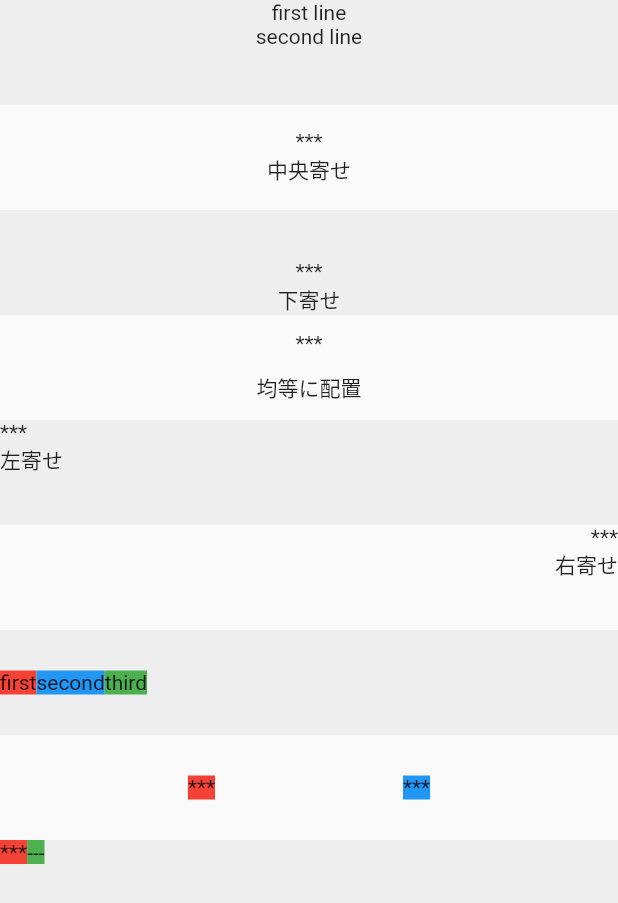
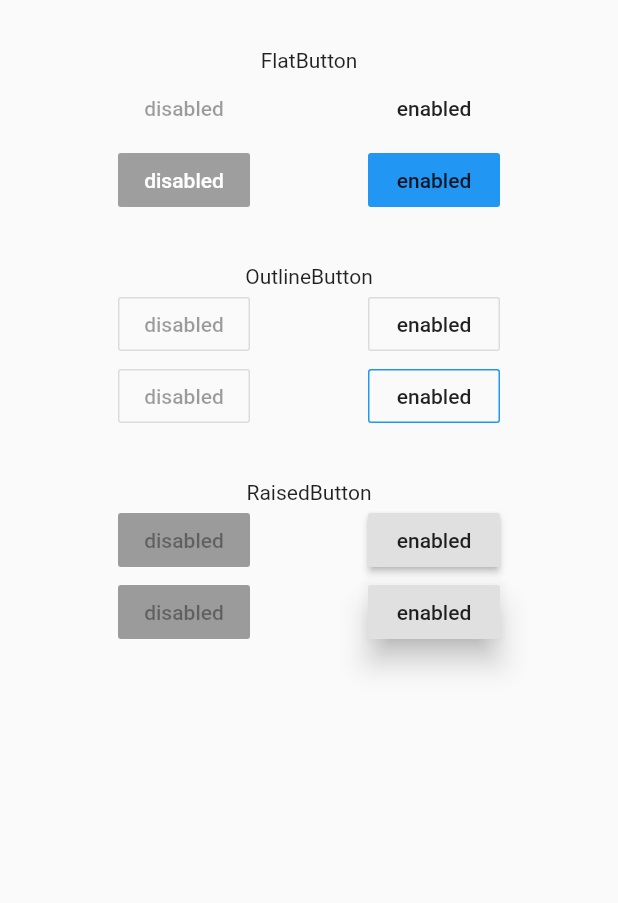
Before and after one commit to yushi1999/FlutterTest, a Flutter app: the screen it shows after launch, on a phone screen of 412 x 824 dp. Shown: the top 903 px of the screen. Run offline on Flutter 3.47's test engine with Material 2 defaults, Android fonts, the phone set to English and light mode, and no system bars.

Commit message:
button処理１

```diff
--- a/myapp/lib/main.dart
+++ b/myapp/lib/main.dart
@@ -9,122 +9,111 @@
   @override
   Widget build(BuildContext context) {
     return MaterialApp(
-        title: 'Flutter Demo',
-        theme: ThemeData(primarySwatch: Colors.blue),
-        home: Scaffold(
-            body: Column(
+      title: "Button Demo",
+      theme: ThemeData(primarySwatch: Colors.blue),
+      home: Scaffold(
+        body: Column(
           children: <Widget>[
             Container(
-                width: double.infinity,
-                height: 70,
-                color: Colors.grey[200],
-                child: Column(
-                  children: <Widget>[
-                    Text('first line'),
-                    Text('second line'),
-                  ],
-                )),
-            Container(
-                width: double.infinity,
-                height: 70,
-                child: Column(
-                  mainAxisAlignment: MainAxisAlignment.center,
-                  children: <Widget>[
-                    Text('***'),
-                    Text('中央寄せ'),
-                  ],
-                )),
-            Container(
-              width: double.infinity,
-              height: 70,
-              color: Colors.grey[200],
-              child: Column(
-                mainAxisAlignment: MainAxisAlignment.end,
+              padding: EdgeInsets.only(top: 32),
+              child: Text("FlatButton"),
+            ),
+            Row(
+                mainAxisAlignment: MainAxisAlignment.spaceEvenly,
                 children: <Widget>[
-                  Text("***"),
-                  Text('下寄せ'),
-                ],
-              ),
+                  FlatButton(
+                    onPressed: null,
+                    child: Text("disabled"),
+                  ),
+                  FlatButton(
+                    onPressed: () {},
+                    child: Text("enabled"),
+                  ),
+                ]),
+            Row(
+              mainAxisAlignment: MainAxisAlignment.spaceEvenly,
+              children: <Widget>[
+                FlatButton(
+                  disabledColor: Colors.grey,
+                  disabledTextColor: Colors.white,
+                  onPressed: null,
+                  child: Text("disabled"),
+                ),
+                FlatButton(
+                  color: Colors.blue,
+                  onPressed: () {},
+                  child: Text("enabled"),
+                ),
+              ],
             ),
             Container(
-                width: double.infinity,
-                height: 70,
-                child: Column(
-                  mainAxisAlignment: MainAxisAlignment.spaceEvenly,
-                  children: <Widget>[
-                    Text('***'),
-                    Text('均等に配置'),
-                    //aaa
-                  ],
-                )),
-            Container(
-                width: double.infinity,
-                height: 70,
-                color: Colors.grey[200],
-                child: Column(
-                  crossAxisAlignment: CrossAxisAlignment.start,
-                  children: <Widget>[
-                    Text("***"),
-                    Text("左寄せ"),
-                  ],
-                )),
-            Container(
-              width: double.infinity,
-              height: 70,
-              child: Column(
-                crossAxisAlignment: CrossAxisAlignment.end,
-                children: <Widget>[
-                  Text("***"),
-                  Text("右寄せ"),
-                ],
-              ),
+              padding: EdgeInsets.only(top: 32),
+              child: Text("OutlineButton"),
+            ),
+            Row(
+              mainAxisAlignment: MainAxisAlignment.spaceEvenly,
+              children: <Widget>[
+                OutlineButton(
+                  onPressed: null,
+                  child: Text("disabled"),
+                ),
+                OutlineButton(
+                  onPressed: () {},
+                  child: Text("enabled"),
+                ),
+              ],
+            ),
+            Row(
+              mainAxisAlignment: MainAxisAlignment.spaceEvenly,
+              children: <Widget>[
+                OutlineButton(
+                  onPressed: null,
+                  disabledBorderColor: Colors.red,
+                  child: Text("disabled"),
+                ),
+                OutlineButton(
+                  onPressed: () {},
+                  borderSide: BorderSide(color: Colors.blue),
+                  child: Text("enabled"),
+                ),
+              ],
             ),
             Container(
-              width: double.infinity,
-              height: 70,
-              color: Colors.grey[200],
-              child: Row(
-                //横に並べる
-                children: <Widget>[
-                  Container(color: Colors.red, child: Text("first")),
-                  Container(color: Colors.blue, child: Text("second")),
-                  Container(color: Colors.green, child: Text("third")),
-                ],
-              ),
+              padding: EdgeInsets.only(top: 32),
+              child: Text("RaisedButton"),
             ),
-            Container(
-              width: double.infinity,
-              height: 70,
-              child: Row(
-                //中央寄せ
-                //mainAxisAlignment: MainAxisAlignment.center,
-                //右寄せ
-                //mainAxisAlignment: MainAxisAlignment.end,
-                //均等配置
-                mainAxisAlignment: MainAxisAlignment.spaceEvenly,
-                children: <Widget>[
-                  Container(color: Colors.red, child: Text("***")),
-                  Container(color: Colors.blue, child: Text("***")),
-                ],
-              ),
+            Row(
+              mainAxisAlignment: MainAxisAlignment.spaceEvenly,
+              children: <Widget>[
+                RaisedButton(
+                  onPressed: null,
+                  child: Text("disabled"),
+                ),
+                RaisedButton(
+                  onPressed: () {},
+                  child: Text("enabled"),
+                ),
+              ],
             ),
-            Container(
-              width: double.infinity,
-              height: 70,
-              color: Colors.grey[200],
-              child: Row(
-                //上寄せ
-                crossAxisAlignment: CrossAxisAlignment.start,
-                //下寄せ
-                //crossAxisAlignment: CrossAxisAlignment.end,
-                children: <Widget>[
-                  Container(color: Colors.red, child: Text('***')),
-                  Container(color: Colors.green, child: Text('---')),
-                ],
-              ),
+            Row(
+              mainAxisAlignment: MainAxisAlignment.spaceEvenly,
+              children: <Widget>[
+                RaisedButton(
+                  onPressed: null,
+                  elevation: 8,
+                  child: Text("disabled"),
+                ),
+                RaisedButton(
+                  elevation: 8,
+                  onPressed: () {},
+                  child: Text('enabled'),
+                ),
+              ],
             ),
           ],
-        )));
+        ),
+      ),
+    );
   }
 }
 
```
